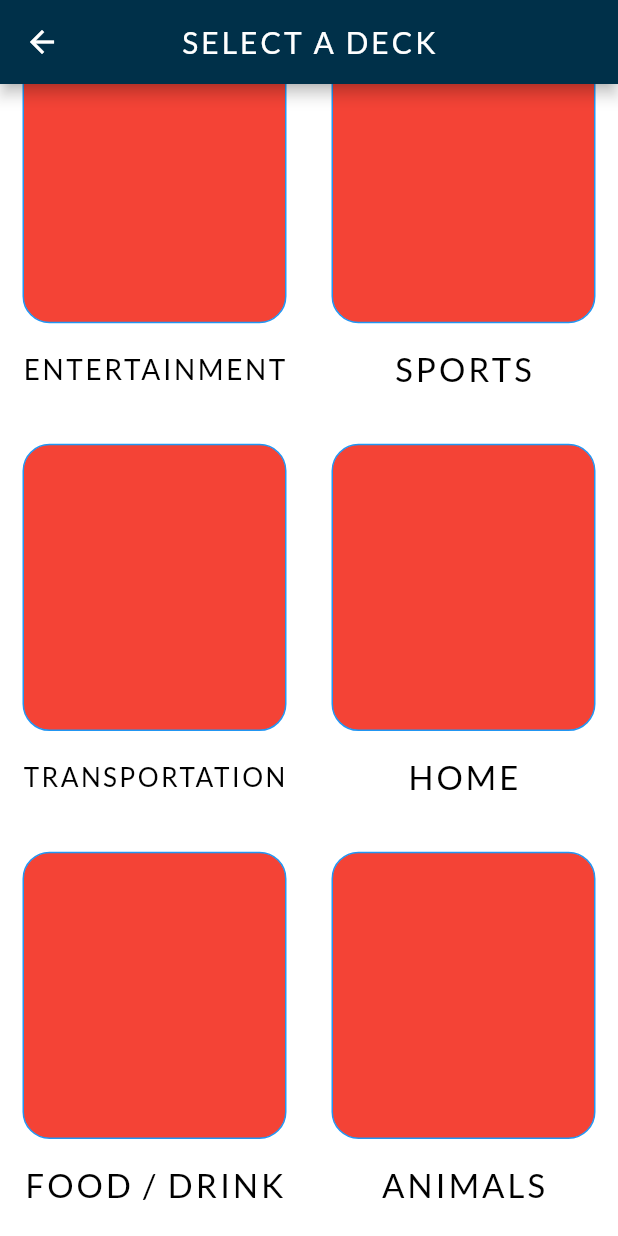
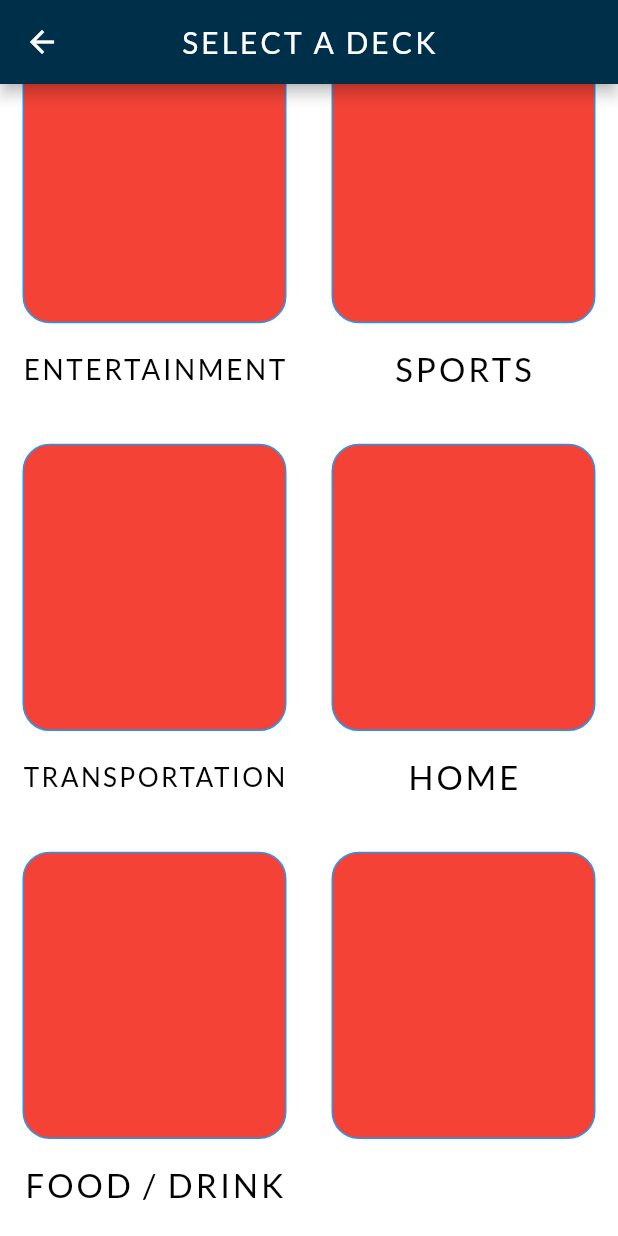
Before and after one commit to astutz96/catchphrase, a Flutter app: the SelectDeckScreen screen opened directly, scrolled down 319 dp, on a phone screen of 412 x 824 dp. Run offline on Flutter 3.47's test engine with Material 2 defaults, Android fonts, the phone set to English and light mode, and no system bars.

Commit message:
Making deck menu generate form liste, statful widget

```diff
--- a/lib/select_deck_screen.dart
+++ b/lib/select_deck_screen.dart
@@ -14,19 +14,65 @@ class SelectDeckScreen extends StatelessWidget {
         ),
         centerTitle: true,
       ),
-      body: Container(
-          child: ListView(
-            children: <Widget>[
-              DeckCardRow(DeckCard('Everything'), DeckCard('Technology')),
-              DeckCardRow(DeckCard('Entertainment'), DeckCard('Sports')),
-              DeckCardRow(DeckCard('Transportation'), DeckCard('Home')),
-              DeckCardRow(DeckCard('Food / Drink'), DeckCard('Animals')),
-            ],
-          ),
-      ),
+      body: DeckMenu([
+        'Everything',
+        'Technology',
+        'Entertainment',
+        'Sports',
+        'Transportation',
+        'Home',
+        'Food / Drink',
+      ]),
     );
   }
 }
+
+class DeckMenu extends StatefulWidget {
+
+  final List<String> names;
+  DeckMenu(this.names);
+
+  @override
+  _DeckMenuState createState() => _DeckMenuState();
+}
+
+class _DeckMenuState extends State<DeckMenu> {
+  @override
+  Widget build(BuildContext context) {
+    return _buildMenu(widget.names);
+  }
+
+  _buildMenu(List<String> names){
+    return ListView(
+      children: _buildRows(_buildCards(names)),
+    );
+  }
+
+  List<DeckCardRow> _buildRows(List<DeckCard> cards){
+    makeCardCountEven(cards);
+    List<DeckCardRow> cardRows = new List<DeckCardRow>();
+    for(var i = 0; i < cards.length; i = i+2){
+      cardRows.add(DeckCardRow(cards[i], cards[i+1]));
+    }
+    return cardRows;
+  }
+
+  List<DeckCard>_buildCards(List<String> names){
+    List<DeckCard> cards = new List<DeckCard>();
+    names.forEach((name) {
+      cards.add(DeckCard(name));
+    });
+    return cards;
+  }
+
+  void makeCardCountEven(List<DeckCard> cards) {
+    if (cards.length.isOdd){
+      cards.add(DeckCard(''));
+    }
+  }
+
+}
+
 
 class DeckCardRow extends StatelessWidget {
   final DeckCard card1;
```
